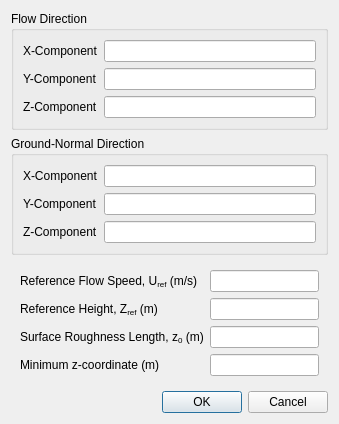
Qt form baramFlow/view/setup/boundary_conditions/ABL_inlet_dialog.ui (nextfoam/baram) before a commit.
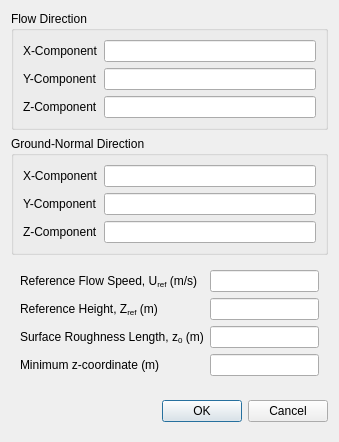
The same form after that commit.

```diff
--- a/baramFlow/view/setup/boundary_conditions/ABL_inlet_dialog.ui
+++ b/baramFlow/view/setup/boundary_conditions/ABL_inlet_dialog.ui
@@ -7,7 +7,7 @@
     <x>0</x>
     <y>0</y>
     <width>339</width>
-    <height>412</height>
+    <height>430</height>
    </rect>
   </property>
   <property name="windowTitle">
@@ -220,13 +220,39 @@
     </widget>
    </item>
    <item>
-    <widget class="QDialogButtonBox" name="buttonBox">
-     <property name="orientation">
-      <enum>Qt::Horizontal</enum>
-     </property>
-     <property name="standardButtons">
-      <set>QDialogButtonBox::Cancel|QDialogButtonBox::Ok</set>
-     </property>
+    <widget class="QWidget" name="widget_4" native="true">
+     <layout class="QHBoxLayout" name="horizontalLayout_3">
+      <property name="rightMargin">
+       <number>0</number>
+      </property>
+      <item>
+       <spacer name="horizontalSpacer_2">
+        <property name="orientation">
+         <enum>Qt::Horizontal</enum>
+        </property>
+        <property name="sizeHint" stdset="0">
+         <size>
+          <width>208</width>
+          <height>20</height>
+         </size>
+        </property>
+       </spacer>
+      </item>
+      <item>
+       <widget class="QPushButton" name="ok">
+        <property name="text">
+         <string>OK</string>
+        </property>
+       </widget>
+      </item>
+      <item>
+       <widget class="QPushButton" name="cancel">
+        <property name="text">
+         <string>Cancel</string>
+        </property>
+       </widget>
+      </item>
+     </layout>
     </widget>
    </item>
   </layout>
```
Left out of the diff: 28 changed lines with no effect on the pictures.
